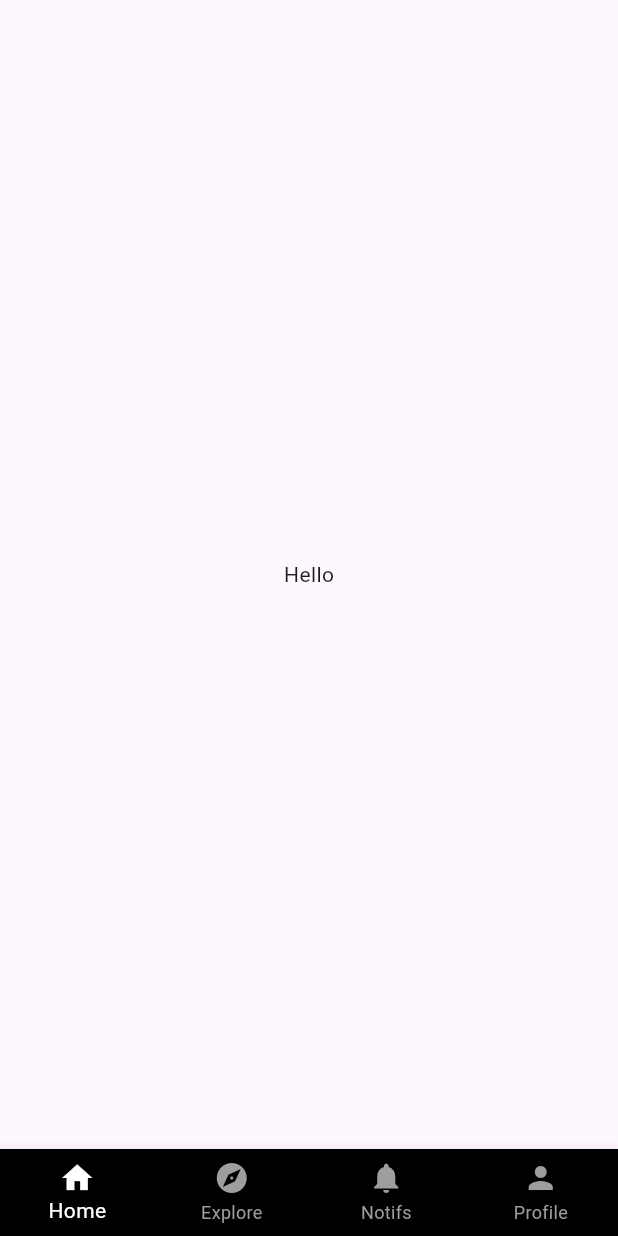
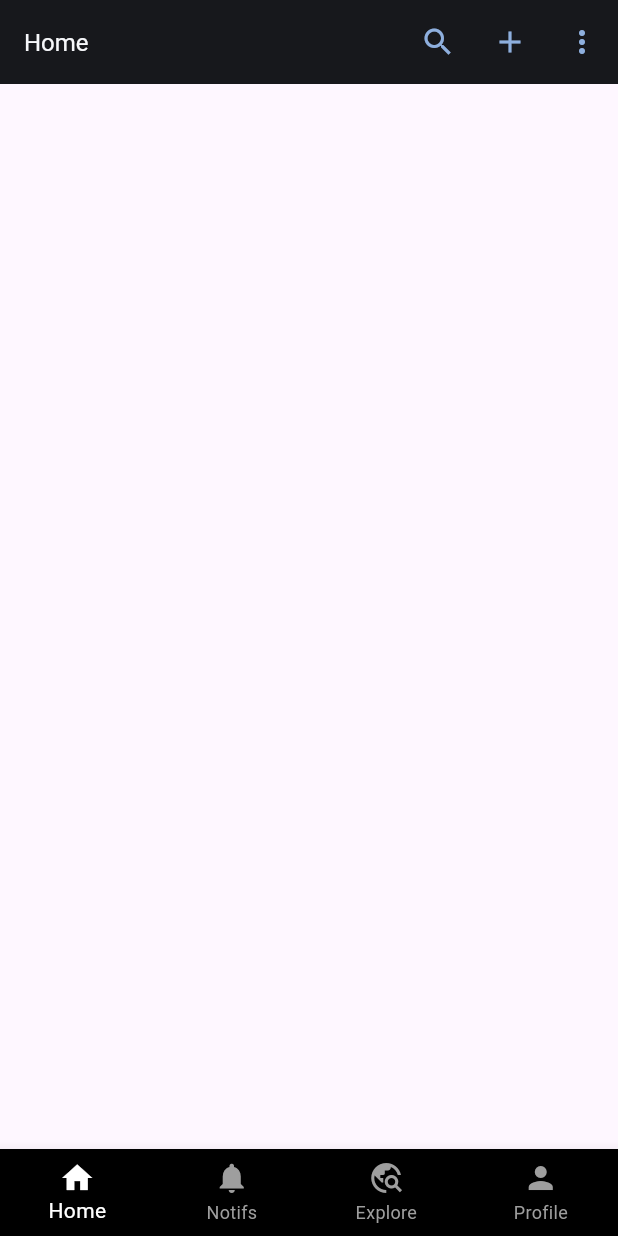
Before and after one commit to shreeyansh64/github, a Flutter app: the screen it shows after launch, on a phone screen of 412 x 824 dp. Run offline on Flutter 3.47's test engine with Material 3 defaults, Android fonts, the light colour scheme and no system bars.

Commit message:
Fixed footer and added homepage app bar

```diff
--- a/lib/main.dart
+++ b/lib/main.dart
@@ -57,8 +57,8 @@ class _MainPageState extends State<MainPage> {
         },
         items: const [
           BottomNavigationBarItem(icon: Icon(Icons.home), label: "Home"),
-          BottomNavigationBarItem(icon: Icon(Icons.explore), label: "Explore"),
           BottomNavigationBarItem(icon: Icon(Icons.notifications), label: "Notifs"),
+          BottomNavigationBarItem(icon: Icon(Icons.travel_explore), label: "Explore"),
           BottomNavigationBarItem(icon: Icon(Icons.person), label: "Profile"),
         ],
       ),
--- a/lib/pages/homepage.dart
+++ b/lib/pages/homepage.dart
@@ -11,10 +11,14 @@ class _HomePageState extends State<HomePage> {
   @override
   Widget build(BuildContext context) {
     return Scaffold(
-      body: Center(
-        child: Container(
-          child: Text("Hello"),
-        ),
+      appBar: AppBar(
+        backgroundColor: Color.fromARGB(255, 23, 24, 28),
+        title: Text("Home",style: TextStyle(color: Color.fromARGB(255, 246, 247, 250),fontSize:16.0 )),
+        actions:[
+          IconButton(onPressed: (){}, icon: Icon(Icons.search,color: Color.fromARGB(255,142, 175, 222))),
+          IconButton(onPressed: (){}, icon: Icon(Icons.add,color: Color.fromARGB(255,142, 175, 222))),
+          IconButton(onPressed: (){}, icon: Icon(Icons.more_vert,color: Color.fromARGB(255,142, 175, 222)))
+        ],
       ),
     );
   }
```
